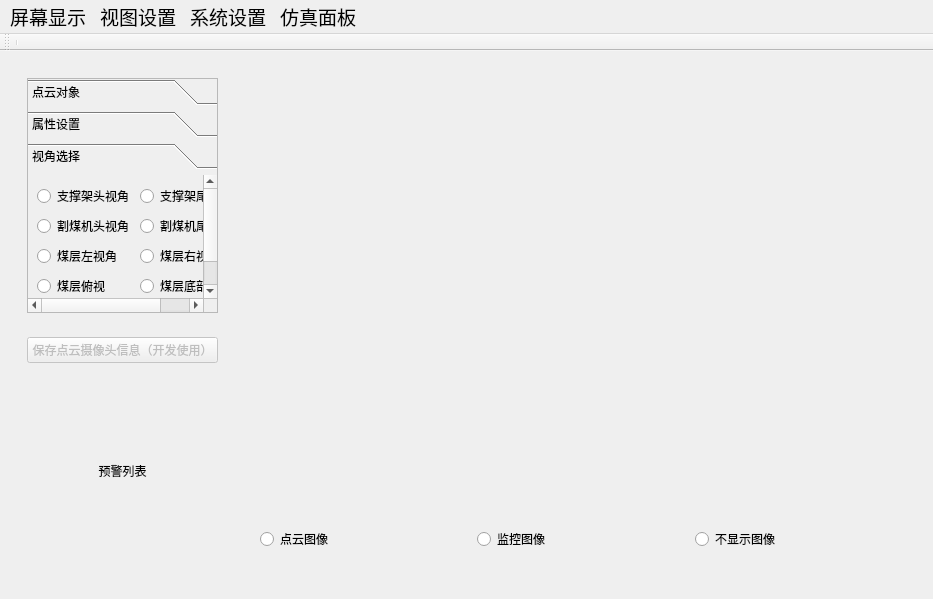
ez4jc/working_face_master, file ui/ui_initial_window_new3.ui: the form before one commit.
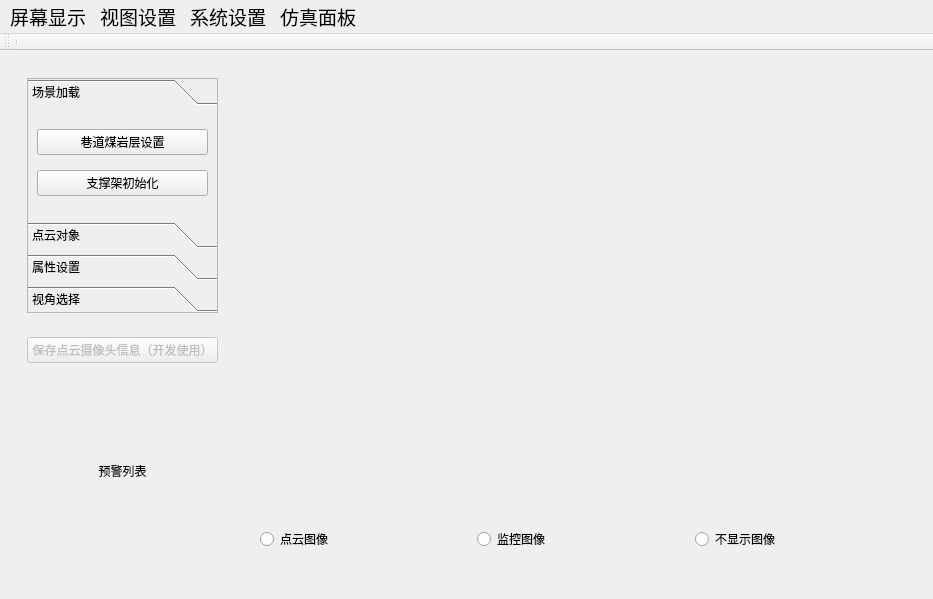
The form after the commit.

Commit message: 巷道生成面板功能开发部分；初始化可选加入

The edit to the form file:
```diff
--- a/ui/ui_initial_window_new3.ui
+++ b/ui/ui_initial_window_new3.ui
@@ -49,18 +49,47 @@
                  <enum>QFrame::StyledPanel</enum>
                 </property>
                 <property name="currentIndex">
-                 <number>2</number>
+                 <number>0</number>
                 </property>
                 <property name="tabSpacing">
                  <number>6</number>
                 </property>
-                <widget class="QWidget" name="page_pointCloud">
+                <widget class="QWidget" name="page_2">
                  <property name="geometry">
                   <rect>
                    <x>0</x>
                    <y>0</y>
                    <width>188</width>
-                   <height>145</height>
+                   <height>115</height>
+                  </rect>
+                 </property>
+                 <attribute name="label">
+                  <string>场景加载</string>
+                 </attribute>
+                 <layout class="QVBoxLayout" name="verticalLayout_17">
+                  <item>
+                   <widget class="QPushButton" name="pushButton_roadwayAndCoalmineSettings">
+                    <property name="text">
+                     <string>巷道煤岩层设置</string>
+                    </property>
+                   </widget>
+                  </item>
+                  <item>
+                   <widget class="QPushButton" name="pushButton_supporterInit">
+                    <property name="text">
+                     <string>支撑架初始化</string>
+                    </property>
+                   </widget>
+                  </item>
+                 </layout>
+                </widget>
+                <widget class="QWidget" name="page_pointCloud">
+                 <property name="geometry">
+                  <rect>
+                   <x>0</x>
+                   <y>0</y>
+                   <width>98</width>
+                   <height>38</height>
                   </rect>
                  </property>
                  <attribute name="label">
```
The commit also changes 21 other files.
